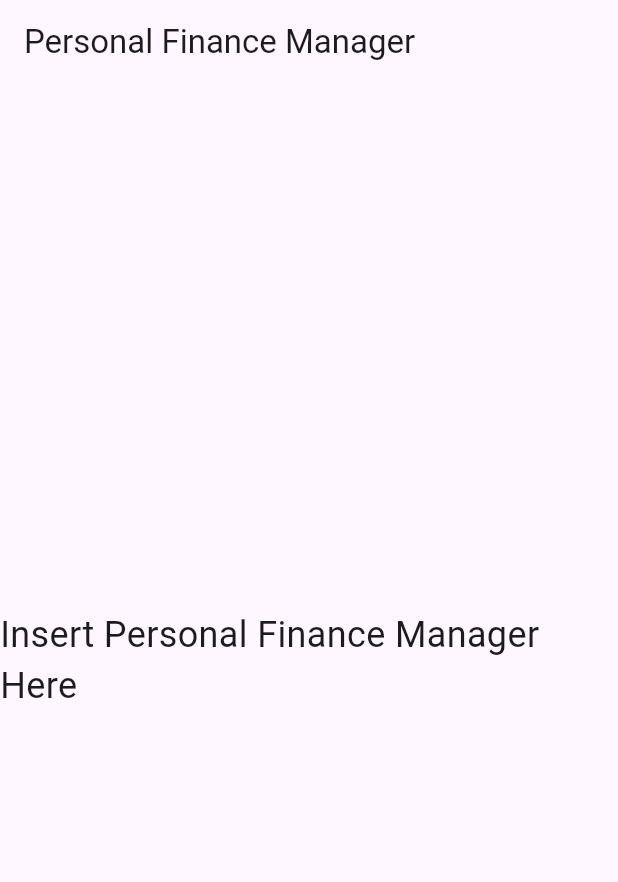
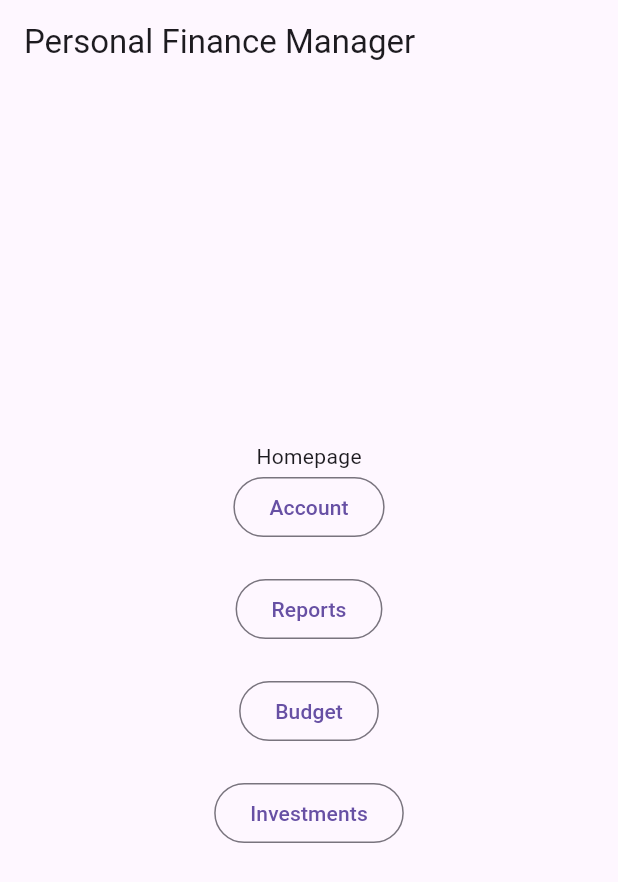
Before and after one commit to iKeiNagai/Personal-Finance-Manager, a Flutter app: the screen it shows after launch, on a phone screen of 412 x 824 dp. Shown: the top 882 px of the screen. Run offline on Flutter 3.47's test engine with Material 3 defaults, Android fonts, the phone set to English and light mode, and no system bars.

Commit message:
created pages

```diff
--- /dev/null
+++ b/finance_manager/lib/account.dart
@@ -0,0 +1,26 @@
+import 'package:flutter/material.dart';
+
+class Account extends StatefulWidget {
+  const Account({super.key});
+
+  @override
+  State<Account> createState() => _AccountState();
+}
+
+class _AccountState extends State<Account> {
+  @override
+  Widget build(BuildContext context) {
+    return Scaffold(
+      appBar: AppBar(
+        title: Text('Account'),
+      ),
+      body: Center(
+        child: Column(
+          children: <Widget>[
+            Text('Account')
+          ],
+        ),
+      ),
+    );
+  }
+}
--- /dev/null
+++ b/finance_manager/lib/budget.dart
@@ -0,0 +1,26 @@
+import 'package:flutter/material.dart';
+
+class Budget extends StatefulWidget {
+  const Budget({super.key});
+
+  @override
+  State<Budget> createState() => _BudgetState();
+}
+
+class _BudgetState extends State<Budget> {
+  @override
+  Widget build(BuildContext context) {
+    return Scaffold(
+      appBar: AppBar(
+        title: Text('Budget'),
+      ),
+      body: Center(
+        child: Column(
+          children: <Widget>[
+            Text('Budget')
+          ],
+        ),
+      ),
+    );
+  }
+}
--- /dev/null
+++ b/finance_manager/lib/home.dart
@@ -0,0 +1,51 @@
+import 'package:finance_manager/account.dart';
+import 'package:finance_manager/budget.dart';
+import 'package:finance_manager/investment.dart';
+import 'package:finance_manager/report.dart';
+import 'package:flutter/material.dart';
+
+class Home extends StatefulWidget {
+  const Home({super.key});
+
+  @override
+  State<Home> createState() => _HomeState();
+}
+
+class _HomeState extends State<Home> {
+  @override
+  Widget build(BuildContext context) {
+    return Scaffold(
+      appBar: AppBar(
+        title: Text('Personal Finance Manager'),
+        ),
+        body: Center(
+          child: Column(
+            mainAxisAlignment: MainAxisAlignment.center,
+            children: <Widget>[
+              Text('Homepage'),
+              OutlinedButton(onPressed: (){
+                Navigator.of(context).push(MaterialPageRoute(builder: (context) => Account()));
+              },
+              child: Text('Account'),),
+              SizedBox(height: 20),
+              OutlinedButton(onPressed: (){
+                Navigator.of(context).push(MaterialPageRoute(builder: (context) => report()));
+              },
+              child: Text('Reports'),),
+              SizedBox(height: 20),
+              OutlinedButton(onPressed: (){
+                Navigator.of(context).push(MaterialPageRoute(builder: (context) => Budget()));
+              },
+              child: Text('Budget'),),
+              SizedBox(height: 20),
+              OutlinedButton(onPressed: (){
+                Navigator.of(context).push(MaterialPageRoute(builder: (context) => Investment()));
+              },
+              child: Text('Investments'),),
+              SizedBox(height: 20),
+            ],
+          ),
+        ),
+    );
+  }
+}
--- a/finance_manager/lib/main.dart
+++ b/finance_manager/lib/main.dart
@@ -1,40 +1,17 @@
 import 'package:flutter/material.dart';
+import 'home.dart';
 
 void main() {
-  runApp(MyApp());
+  runApp(new MyApp());
 }
 
 class MyApp extends StatelessWidget {
+  const MyApp({super.key});
+
   @override
   Widget build(BuildContext context) {
     return MaterialApp(
-      title: 'Finance Manager',
-      home: HomePage(),
+      home: Home(),
     );
   }
 }
-
-class HomePage extends StatefulWidget {
-  @override
-  _HomePageState createState() => _HomePageState();
-}
-
-class _HomePageState extends State<HomePage> {
-  @override
-  Widget build(BuildContext context) {
-    return Scaffold(
-      appBar: AppBar(
-        title: Text('Personal Finance Manager'),
-      ),
-      body: Center(
-        child: Column(
-          mainAxisAlignment: MainAxisAlignment.center,
-          children: <Widget>[
-            Text(
-              'Insert Personal Finance Manager Here',
-              style: TextStyle(fontSize: 24),
-            ),
-          ],
-        ),
-      ),
-    );}}
```
Also changed, not shown: finance_manager/lib/investment.dart (added, +26 -0 lines), finance_manager/lib/report.dart (added, +26 -0 lines).
